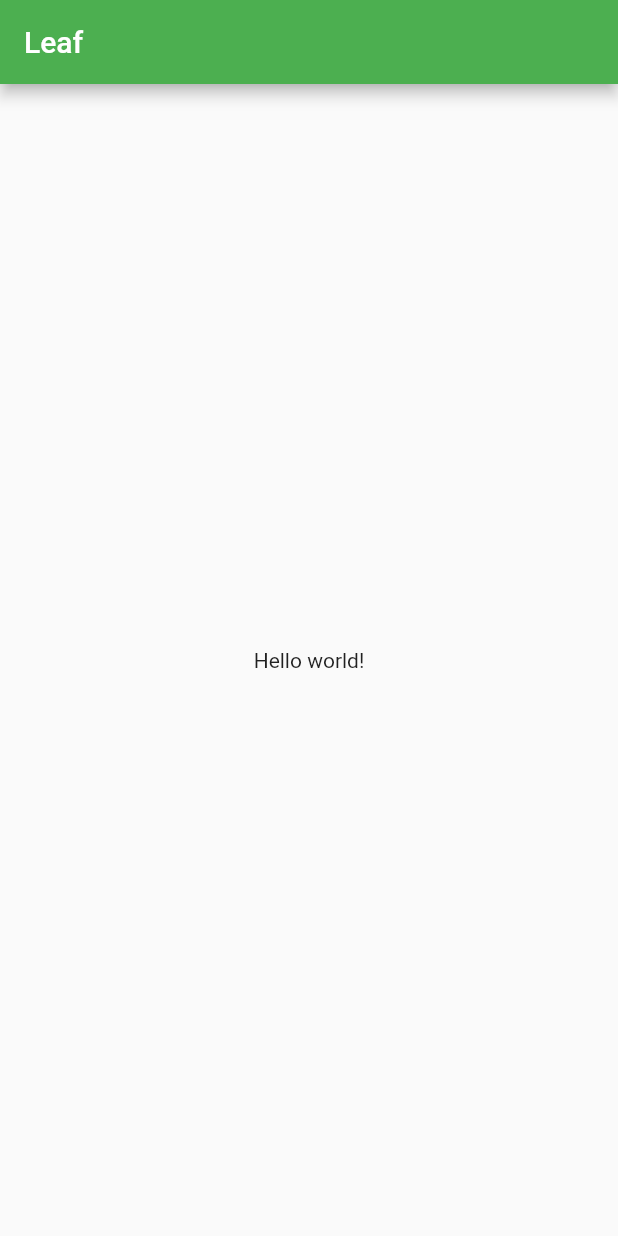
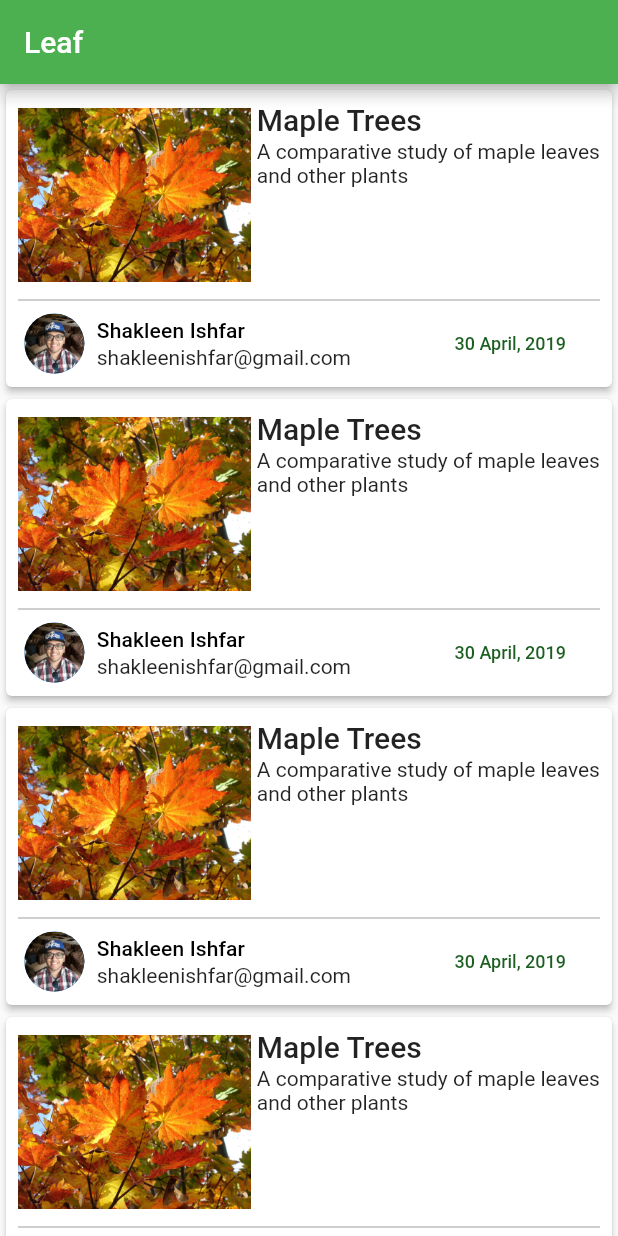
Before and after one commit to Shakleen/Leaf, a Flutter app: the screen it shows after launch, on a phone screen of 412 x 824 dp. Run offline on Flutter 3.47's test engine with Material 2 defaults, Android fonts, the phone set to English and light mode, and no system bars; statements that could not run were skipped.

Commit message:
PostCard widget created.

```diff
--- /dev/null
+++ b/lib/helper/demo_values.dart
@@ -0,0 +1,9 @@
+class DemoValues {
+  static final String userImage = "assets/images/user.jpg";
+  static final String postImage = "assets/images/leaf.jpg";
+  static final String userName = "Shakleen Ishfar";
+  static final String userEmail = "shakleenishfar@gmail.com";
+  static final String postTime = "30 April, 2019";
+  static final String postTitle = "Maple Trees";
+  static final String postSummary = "A comparative study of maple leaves and other plants";
+}
--- a/lib/main.dart
+++ b/lib/main.dart
@@ -1,5 +1,6 @@
 import 'package:flutter/material.dart';
 import 'package:leaf/view/pages/home_page.dart';
+import 'package:leaf/view/presentation/themes.dart';
 
 void main() => runApp(Leaf());
 
@@ -12,8 +13,12 @@ class Leaf extends StatelessWidget {
       theme: ThemeData(
         primaryColor: Colors.green,
         brightness: Brightness.light,
+        textTheme: TextTheme(
+          title: TextThemes.title,
+          subtitle: TextThemes.subtitle,
+          body1: TextThemes.body1,
+        ),
       ),
-
       home: HomePage(),
     );
   }
--- a/lib/view/pages/home_page.dart
+++ b/lib/view/pages/home_page.dart
@@ -1,4 +1,5 @@
 import 'package:flutter/material.dart';
+import 'package:leaf/view/widgets/post_card.dart';
 
 class HomePage extends StatelessWidget {
   const HomePage({Key key}) : super(key: key);
@@ -9,8 +10,11 @@ class HomePage extends StatelessWidget {
       appBar: AppBar(
         title: Text("Leaf"),
       ),
-      body: Center(
-        child: Text("Hello world!"),
+      body: ListView.builder(
+        itemCount: 5,
+        itemBuilder: (BuildContext context, int index) {
+          return PostCard();
+        },
       ),
     );
   }
--- /dev/null
+++ b/lib/view/presentation/themes.dart
@@ -0,0 +1,24 @@
+import 'package:flutter/material.dart';
+
+class TextThemes {
+  static final TextStyle title = TextStyle(
+    fontSize: 24,
+    fontWeight: FontWeight.w600,
+  );
+
+  static final TextStyle subtitle = TextStyle(
+    fontSize: 14,
+    fontWeight: FontWeight.w500,
+  );
+
+  static final TextStyle body1 = TextStyle(
+    fontSize: 11,
+    fontWeight: FontWeight.w300,
+  );
+
+  static final TextStyle dateStyle = TextStyle(
+    fontSize: 12,
+    fontWeight: FontWeight.w500,
+    color: Colors.green[900],
+  );
+}
--- /dev/null
+++ b/lib/view/widgets/post_card.dart
@@ -0,0 +1,139 @@
+import 'package:flutter/material.dart';
+import 'package:leaf/helper/demo_values.dart';
+import 'package:leaf/view/presentation/themes.dart';
+
+class PostCard extends StatelessWidget {
+  const PostCard({Key key}) : super(key: key);
+
+  @override
+  Widget build(BuildContext context) {
+    return AspectRatio(
+      aspectRatio: 6 / 3,
+      child: Card(
+        elevation: 2,
+        child: Container(
+          margin: const EdgeInsets.all(4.0),
+          padding: const EdgeInsets.all(4.0),
+          child: Column(
+            children: <Widget>[
+              _Post(),
+              Divider(color: Colors.grey),
+              _PostDetails(),
+            ],
+          ),
+        ),
+      ),
+    );
+  }
+}
+
+class _Post extends StatelessWidget {
+  const _Post({Key key}) : super(key: key);
+
+  @override
+  Widget build(BuildContext context) {
+    return Expanded(
+      flex: 3,
+      child: Row(children: <Widget>[_PostImage(), _PostTitleAndSummary()]),
+    );
+  }
+}
+
+class _PostTitleAndSummary extends StatelessWidget {
+  const _PostTitleAndSummary({Key key}) : super(key: key);
+
+  @override
+  Widget build(BuildContext context) {
+    final TextStyle titleTheme = Theme.of(context).textTheme.title;
+    final TextStyle summaryTheme = Theme.of(context).textTheme.body1;
+    final String title = DemoValues.postTitle;
+    final String summary = DemoValues.postSummary;
+
+    return Expanded(
+      flex: 3,
+      child: Padding(
+        padding: const EdgeInsets.only(left: 4.0),
+        child: Column(
+          crossAxisAlignment: CrossAxisAlignment.start,
+          mainAxisAlignment: MainAxisAlignment.start,
+          children: <Widget>[
+            Text(title, style: titleTheme),
+            SizedBox(height: 2.0),
+            Text(summary, style: summaryTheme),
+          ],
+        ),
+      ),
+    );
+  }
+}
+
+class _PostImage extends StatelessWidget {
+  const _PostImage({Key key}) : super(key: key);
+
+  @override
+  Widget build(BuildContext context) {
+    return Expanded(flex: 2, child: Image.asset(DemoValues.postImage));
+  }
+}
+
+class _PostDetails extends StatelessWidget {
+  const _PostDetails({Key key}) : super(key: key);
+
+  @override
+  Widget build(BuildContext context) {
+    return Row(
+      children: <Widget>[_UserImage(), _UserNameAndEmail(), _PostTimeStamp()],
+    );
+  }
+}
+
+class _UserNameAndEmail extends StatelessWidget {
+  const _UserNameAndEmail({Key key}) : super(key: key);
+
+  @override
+  Widget build(BuildContext context) {
+    final TextStyle nameTheme = Theme.of(context).textTheme.subtitle;
+    final TextStyle emailTheme = Theme.of(context).textTheme.body1;
+
+    return Expanded(
+      flex: 5,
+      child: Padding(
+        padding: const EdgeInsets.all(4.0),
+        child: Column(
+          mainAxisAlignment: MainAxisAlignment.start,
+          crossAxisAlignment: CrossAxisAlignment.start,
+          children: <Widget>[
+            Text(DemoValues.userName, style: nameTheme),
+            SizedBox(height: 2.0),
+            Text(DemoValues.userEmail, style: emailTheme),
+          ],
+        ),
+      ),
+    );
+  }
+}
+
+class _UserImage extends StatelessWidget {
+  const _UserImage({Key key}) : super(key: key);
+
+  @override
+  Widget build(BuildContext context) {
+    return Expanded(
+      flex: 1,
+      child: CircleAvatar(backgroundImage: AssetImage(DemoValues.userImage)),
+    );
+  }
+}
+
+class _PostTimeStamp extends StatelessWidget {
+  const _PostTimeStamp({Key key}) : super(key: key);
+
+  @override
+  Widget build(BuildContext context) {
+    final TextStyle timeTheme = TextThemes.dateStyle;
+    return Expanded(
+      flex: 2,
+      child: Text(DemoValues.postTime, style: timeTheme),
+    );
+  }
+}
--- a/pubspec.yaml
+++ b/pubspec.yaml
@@ -41,8 +41,9 @@ flutter:
   uses-material-design: true
 
   # To add assets to your application, add an assets section, like this:
-  # assets:
-  #  - images/a_dot_burr.jpeg
+  assets:
+   - assets/images/user.jpg
+   - assets/images/leaf.jpg
   #  - images/a_dot_ham.jpeg
 
   # An image asset can refer to one or more resolution-specific "variants", see
```
Also changed, not shown: assets/images/leaf.jpg (added), assets/images/user.jpg (added), 2 other files.
